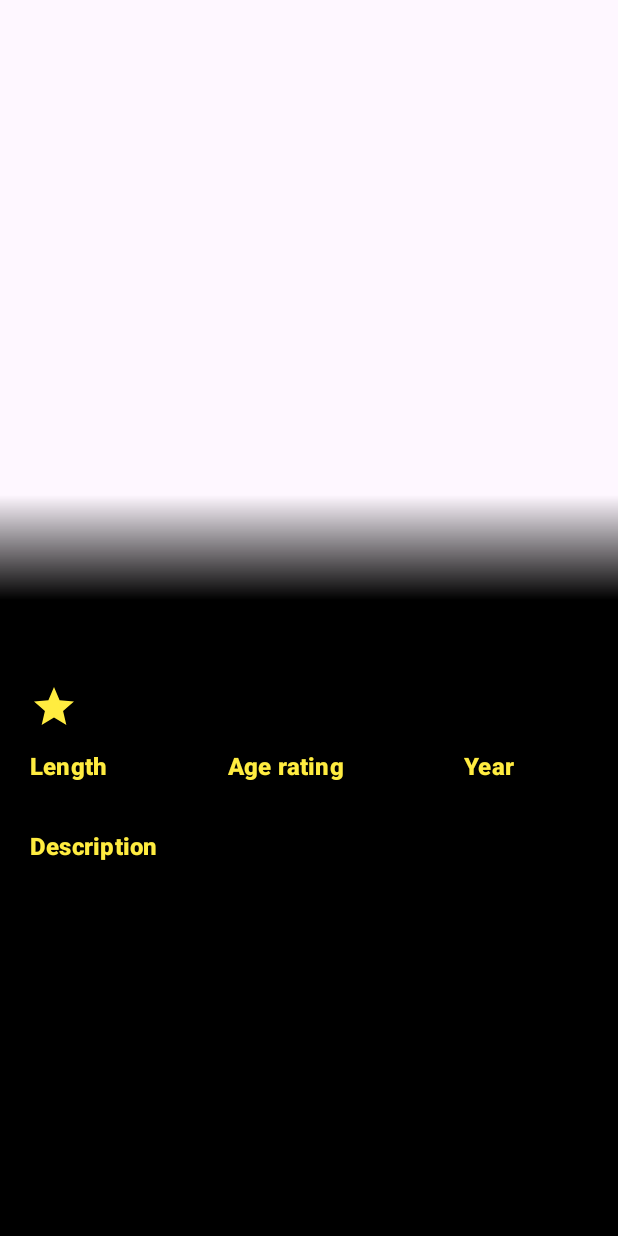
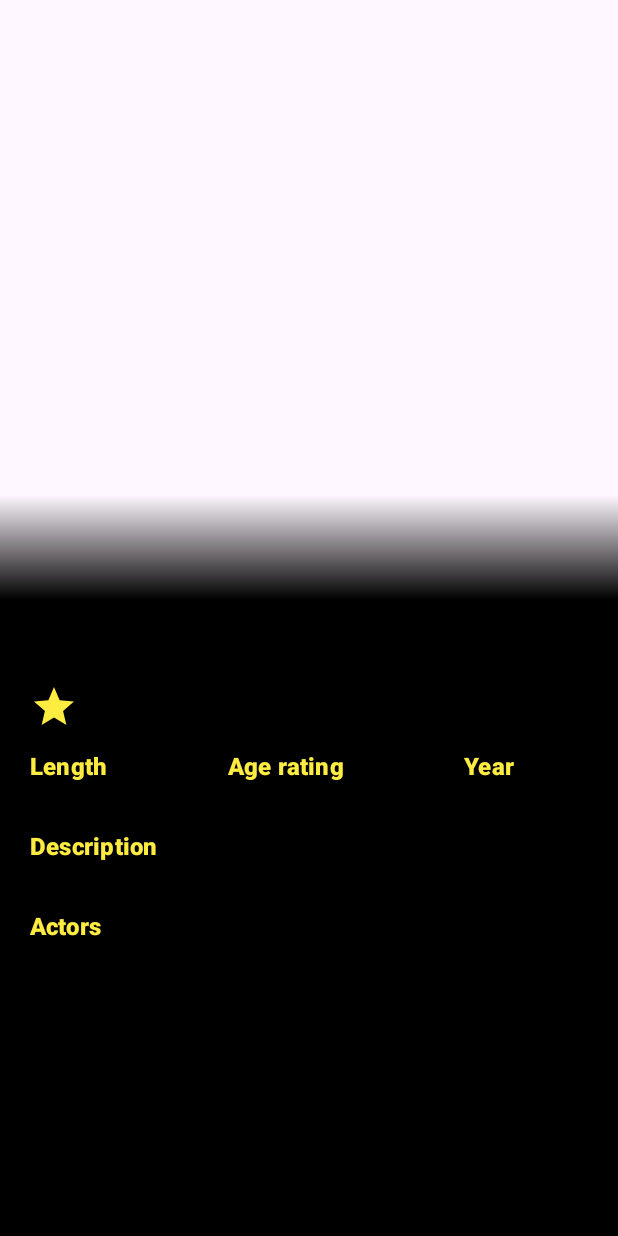
Before and after one commit to Yokunnn/YourMovieBase, an Android app: the fragment MovieDetailsFragment placed in its activity, on a phone screen of 412 x 824 dp. Run offline under Robolectric (Android 15) with nearby library versions, the phone set to English and light mode, and no system bars; our stand-ins replace Dagger/Hilt's generated code, Firebase (no records; nobody signed in at launch, a user with empty details on screens opened directly), paging; libraries missing offline, so code that uses them is left out: by.kirich1409.viewbindingdelegate, com.google.mlkit.nl; pictures from the network do not load; 7 statements that could not run were skipped.

Commit message:
add list of actors on movie details screen and its adapter fix mapping only actors

```diff
--- a/app/src/main/java/ru/zakablukov/yourmoviebase/data/mapper/SingleMovieMapper.kt
+++ b/app/src/main/java/ru/zakablukov/yourmoviebase/data/mapper/SingleMovieMapper.kt
@@ -14,5 +14,5 @@ fun SingleMovieResponse.toDomain(): Movie =
         genres.map { it.name },
         rating.imdbRating,
         poster.url,
-        persons.map { it.toDomain() }
+        persons.filter { it.enProfession == "actor" }.map { it.toDomain() }
     )
--- a/app/src/main/java/ru/zakablukov/yourmoviebase/presentation/fragment/MovieDetailsFragment.kt
+++ b/app/src/main/java/ru/zakablukov/yourmoviebase/presentation/fragment/MovieDetailsFragment.kt
@@ -11,6 +11,7 @@ import androidx.fragment.app.viewModels
 import androidx.lifecycle.Lifecycle
 import androidx.lifecycle.lifecycleScope
 import androidx.lifecycle.repeatOnLifecycle
+import androidx.recyclerview.widget.LinearLayoutManager
 import by.kirich1409.viewbindingdelegate.viewBinding
 import com.bumptech.glide.Glide
 import com.google.android.material.chip.Chip
@@ -19,6 +20,7 @@ import kotlinx.coroutines.launch
 import ru.zakablukov.yourmoviebase.R
 import ru.zakablukov.yourmoviebase.databinding.FragmentMovieDetailsBinding
 import ru.zakablukov.yourmoviebase.domain.model.TranslateText
+import ru.zakablukov.yourmoviebase.presentation.adapter.PersonAdapterSmall
 import ru.zakablukov.yourmoviebase.presentation.enums.LoadState
 import ru.zakablukov.yourmoviebase.presentation.util.TextUtils
 import ru.zakablukov.yourmoviebase.presentation.viewmodel.MovieDetailsViewModel
@@ -28,23 +30,33 @@ class MovieDetailsFragment : Fragment() {
 
     private val binding by viewBinding(FragmentMovieDetailsBinding::bind)
     private val viewModel: MovieDetailsViewModel by viewModels()
+    private var personAdapter: PersonAdapterSmall? = null
 
     override fun onCreateView(
         inflater: LayoutInflater, container: ViewGroup?,
         savedInstanceState: Bundle?
     ): View? {
+        personAdapter = PersonAdapterSmall()
         return inflater.inflate(R.layout.fragment_movie_details, container, false)
     }
 
     override fun onViewCreated(view: View, savedInstanceState: Bundle?) {
         super.onViewCreated(view, savedInstanceState)
 
+        initActorsRecyclerView()
         requestForMovie()
 
         observeMovieDetailsResult()
         observeMovieDetailsLoadState()
         observeTranslatedTextResult()
         observeTranslatedTextLoadState()
+    }
+
+    private fun initActorsRecyclerView() {
+        with(binding.actorsRecyclerView) {
+            layoutManager = LinearLayoutManager(context, LinearLayoutManager.HORIZONTAL, false)
+            adapter = personAdapter
+        }
     }
 
     private fun requestForMovie() {
@@ -69,11 +81,12 @@ class MovieDetailsFragment : Fragment() {
                             Glide.with(posterImageView.context).load(movie?.posterUrl)
                                 .into(posterImageView)
                         }
-                        movie?.genres?.forEach {
-                            viewModel.translateRUtoEN(TranslateText(GENRE, it))
-                        }
                         movie?.let {
+                            it.genres.forEach { genre ->
+                                viewModel.translateRUtoEN(TranslateText(GENRE, genre))
+                            }
                             viewModel.translateRUtoEN(TranslateText(DESCRIPTION, it.description))
+                            personAdapter?.update(it.persons.toMutableList())
                         }
                     }
                 }
--- a/app/src/main/res/layout/fragment_movie_details.xml
+++ b/app/src/main/res/layout/fragment_movie_details.xml
@@ -157,6 +157,22 @@
                 app:layout_constraintTop_toBottomOf="@id/descriptionTitleTextView"
                 tools:text="@string/filler_description" />
 
+            <com.google.android.material.textview.MaterialTextView
+                android:id="@+id/actorsTextView"
+                style="@style/SubtitleTextView"
+                android:layout_width="wrap_content"
+                android:layout_height="wrap_content"
+                android:layout_marginTop="@dimen/margin_vertical_details"
+                android:text="@string/text_actors"
+                app:layout_constraintStart_toStartOf="parent"
+                app:layout_constraintTop_toBottomOf="@id/descriptionTextView" />
+
+            <androidx.recyclerview.widget.RecyclerView
+                android:id="@+id/actorsRecyclerView"
+                android:layout_width="match_parent"
+                android:layout_height="wrap_content"
+                app:layout_constraintTop_toBottomOf="@id/actorsTextView"/>
+
         </androidx.constraintlayout.widget.ConstraintLayout>
 
     </androidx.core.widget.NestedScrollView>
--- a/app/src/main/res/values/dimens.xml
+++ b/app/src/main/res/values/dimens.xml
@@ -12,4 +12,7 @@
     <dimen name="margin_horizontal_details">80dp</dimen>
     <dimen name="dimen_icon_star">32dp</dimen>
     <dimen name="margin_vertical_details">12dp</dimen>
+    <dimen name="dimen_item_person_small">100dp</dimen>
+    <dimen name="padding_item_person_small">8dp</dimen>
+    <dimen name="margin_vertical_item_person_small">4dp</dimen>
 </resources>
--- a/app/src/main/res/values/strings.xml
+++ b/app/src/main/res/values/strings.xml
@@ -15,4 +15,6 @@
     <string name="filler_age_rating">18+</string>
     <string name="text_year">Year</string>
     <string name="filler_year">2024</string>
+    <string name="text_actors">Actors</string>
+    <string name="filler_person_name">Matthew McConaughey</string>
 </resources>
--- a/app/src/main/res/values/styles.xml
+++ b/app/src/main/res/values/styles.xml
@@ -49,4 +49,9 @@
         <item name="cornerSizeTopLeft">8dp</item>
         <item name="cornerSizeBottomLeft">8dp</item>
     </style>
+
+    <style name="PersonPhotoSmallStyle">
+        <item name="cornerFamily">rounded</item>
+        <item name="cornerSize">8dp</item>
+    </style>
 </resources>
```
Also changed, not shown: app/src/main/java/ru/zakablukov/yourmoviebase/presentation/adapter/PersonAdapterSmall.kt (added, +43 -0 lines), app/src/main/res/layout/item_person_small.xml (added, +33 -0 lines), 1 other file.
